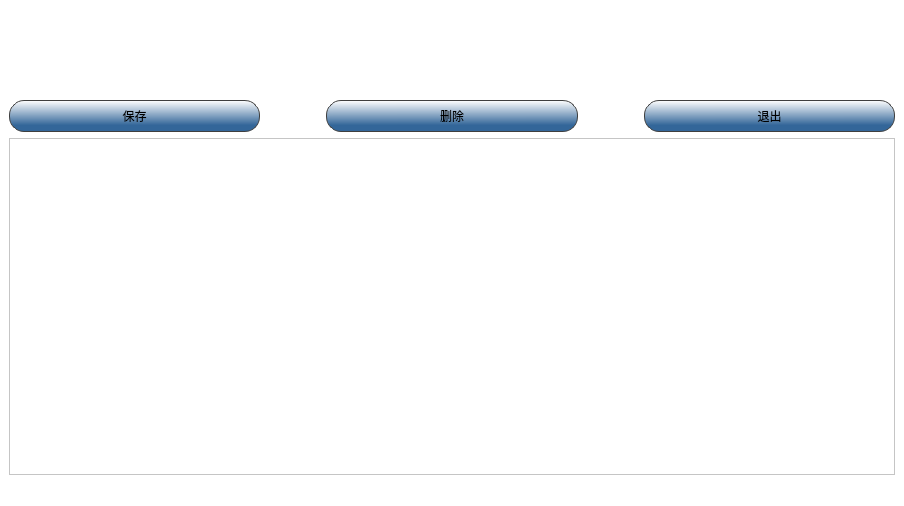
This is UI/UserManageWindow.ui in peipan/charge_station as Qt 5 draws it before an edit. The edited form follows.
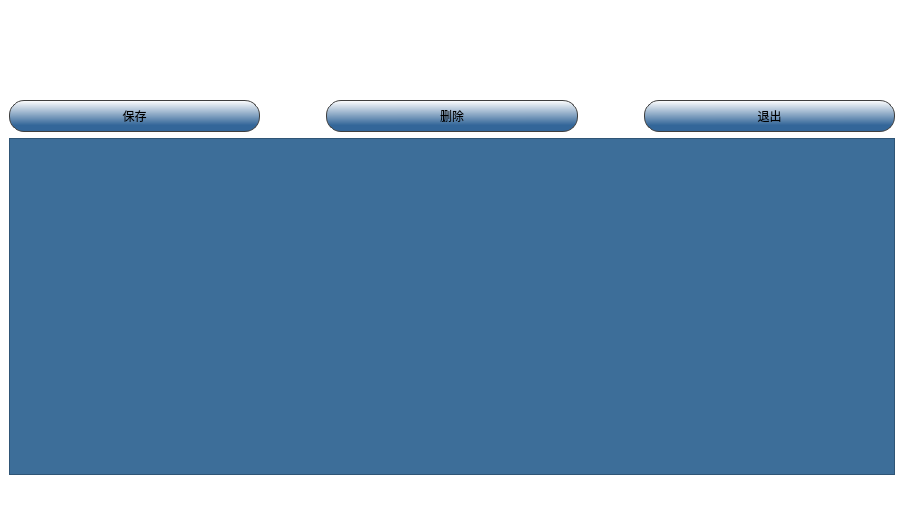
This is the edited form. Icons and pictures are not drawn.

The edit to the form file:
```diff
--- a/UI/UserManageWindow.ui
+++ b/UI/UserManageWindow.ui
@@ -134,7 +134,7 @@
         <item>
          <widget class="QTableView" name="tableView">
           <property name="styleSheet">
-           <string notr="true">background-image: url(:/image/back.jpg);</string>
+           <string notr="true">background-color:rgb(61, 110, 153);</string>
           </property>
          </widget>
         </item>
```
